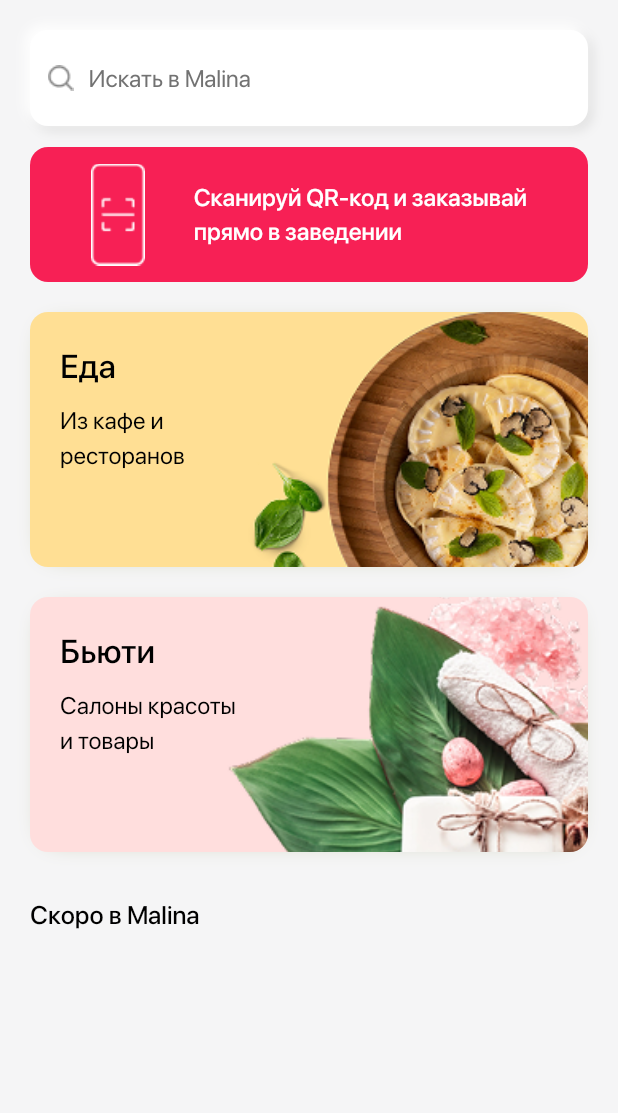
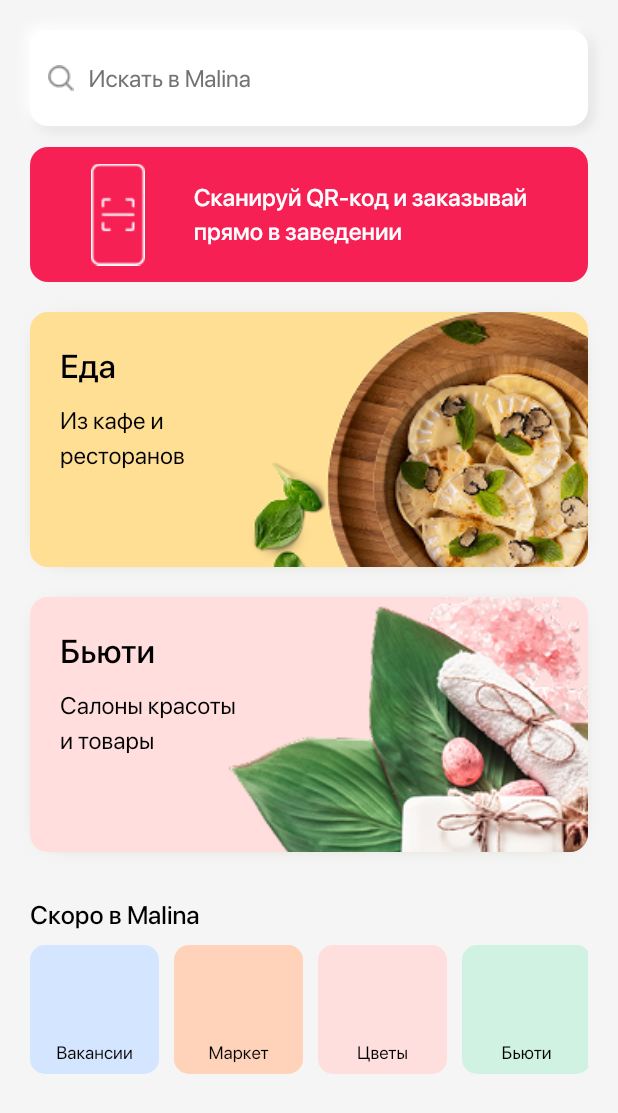
Before and after one commit to ibrahimsiam25/malina, a Flutter app: the screen it shows after launch, on a phone screen of 412 x 824 dp. Shown: the top 1113 px of the screen. Run offline on Flutter 3.47's test engine with Material 3 defaults, Android fonts, the light colour scheme and no system bars; our stand-ins replace go_router; project files that could hold a hidden picture were left out.

Commit message:
Add new colors and styles, and implement CustomBox widget in HomeViewBody
Added new colors for the "coming soon" section in `app_color.dart` and a new text style in `app_text_style.dart`. Implemented a `CustomBox` widget and integrated it into the `HomeViewBody` to display upcoming features in a horizontal scrollable row.

```diff
--- a/lib/core/theme/app_color.dart
+++ b/lib/core/theme/app_color.dart
@@ -8,7 +8,8 @@ abstract class AppColors {
   static const Color white = Color(0xFFFFFFFF);
   static const Color beauty = Color(0xFFFFDEDD);
   static const Color shadow = Color(0x5F67731A);
-
-
-
+  static const Color comingSoon1 = Color(0xFFD4E5FF);
+  static const Color comingSoon2 = Color(0xFFFFD3BA);
+  static const Color comingSoon3 = Color(0xFFFFDEDE);
+  static const Color comingSoon4 = Color(0xFFCFF2E3);
 }
--- a/lib/core/theme/app_text_style.dart
+++ b/lib/core/theme/app_text_style.dart
@@ -32,4 +32,10 @@ abstract class AppTextStyles {
     letterSpacing: 0.0,
     color: AppColors.black,
   );
+    static TextStyle blackS12W400 = TextStyle(
+    fontWeight: FontWeight.w400,
+    fontSize: 12,
+    letterSpacing: 0.0,
+    color: AppColors.black,
+  );
 }
--- /dev/null
+++ b/lib/features/home/presentation/views/widgets/custom_box.dart
@@ -0,0 +1,34 @@
+
+import 'package:flutter/material.dart';
+
+import '../../../../../core/theme/app_text_style.dart';
+
+class CustomBox extends StatelessWidget {
+  final String text;
+  final Color color;
+
+  const CustomBox({
+    super.key,
+    required this.text,
+    required this.color,
+  });
+
+  @override
+  Widget build(BuildContext context) {
+    return Container(
+      padding: const EdgeInsets.symmetric(vertical: 6),
+      width: 86,
+      height: 86,
+      decoration: BoxDecoration(
+        color: color,
+        borderRadius: BorderRadius.circular(10),
+      ),
+      alignment: Alignment.bottomCenter,
+      child: Text(
+        text,
+        style: AppTextStyles.blackS12W400,
+        textAlign: TextAlign.center,
+      ),
+    );
+  }
+}
--- a/lib/features/home/presentation/views/widgets/home_view_body.dart
+++ b/lib/features/home/presentation/views/widgets/home_view_body.dart
@@ -1,12 +1,11 @@
 import 'package:flutter/material.dart';
 import 'package:malina/core/theme/app_text_style.dart';
 import 'package:malina/features/home/presentation/views/widgets/custom_beauty_image.dart';
+import 'package:malina/features/home/presentation/views/widgets/custom_box.dart';
 import 'package:malina/features/home/presentation/views/widgets/custom_food_image.dart';
 import 'package:malina/features/home/presentation/views/widgets/custom_scanner_container.dart';
 import 'package:malina/features/home/presentation/views/widgets/custom_search_bar.dart';
-
 import '../../../../../core/theme/app_color.dart';
-import '../../../../../core/utils/app_assets.dart';
 
 class HomeViewBody extends StatelessWidget {
   const HomeViewBody({super.key});
@@ -15,9 +14,10 @@ class HomeViewBody extends StatelessWidget {
   Widget build(BuildContext context) {
     return Padding(
       padding: const EdgeInsets.symmetric(horizontal: 20),
-      child: SingleChildScrollView(
+      child: CustomScrollView(
+        slivers: [
+          SliverToBoxAdapter(
             child: Column(
-       crossAxisAlignment: CrossAxisAlignment.start,
               children: [
                 const SizedBox(height: 20),
                 const CustomSearchBar(),
@@ -30,13 +30,38 @@ class HomeViewBody extends StatelessWidget {
                 const SizedBox(
                   height: 30,
                 ),
+              ],
+            ),
+          ),
+          SliverToBoxAdapter(
+            child: Column(
+              crossAxisAlignment: CrossAxisAlignment.start,
+              children: [
                 Text(
                   "Скоро в Malina",
                   style: AppTextStyles.blackS17W500,
                   textAlign: TextAlign.left,
+                ),
+                const SizedBox(height: 8),
+                SingleChildScrollView(
+                  scrollDirection: Axis.horizontal,
+                  child: Row(
+                    spacing: 10,
+                    children: [
+                      CustomBox(text: "Вакансии", color: AppColors.comingSoon1),
+                      CustomBox(text: "Маркет", color: AppColors.comingSoon2),
+                      CustomBox(text: "Цветы", color: AppColors.comingSoon3),
+                      CustomBox(text: "Бьюти", color: AppColors.comingSoon4),
+                    ],
+                  ),
+                ),
+                SizedBox(
+                  height: 32,
                 )
               ],
             ),
+          )
+        ],
       ),
     );
   }
```
Lines whose indentation alone changed are shown as unchanged.
